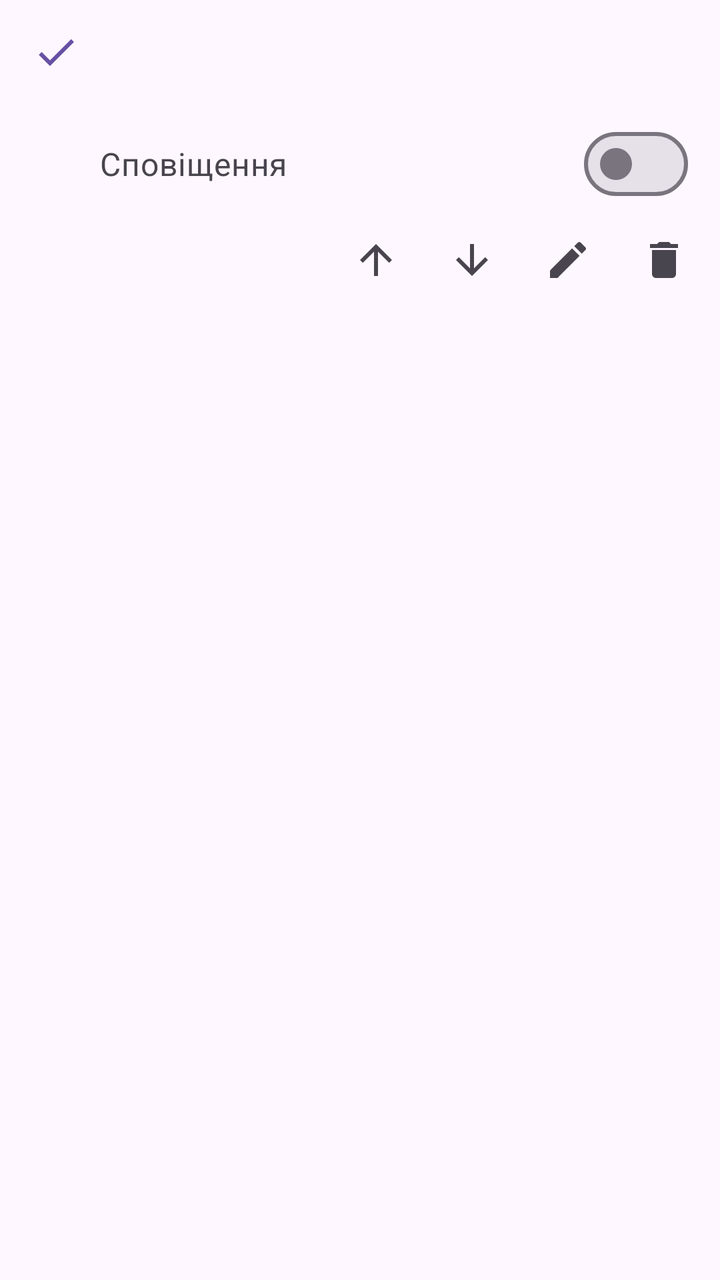
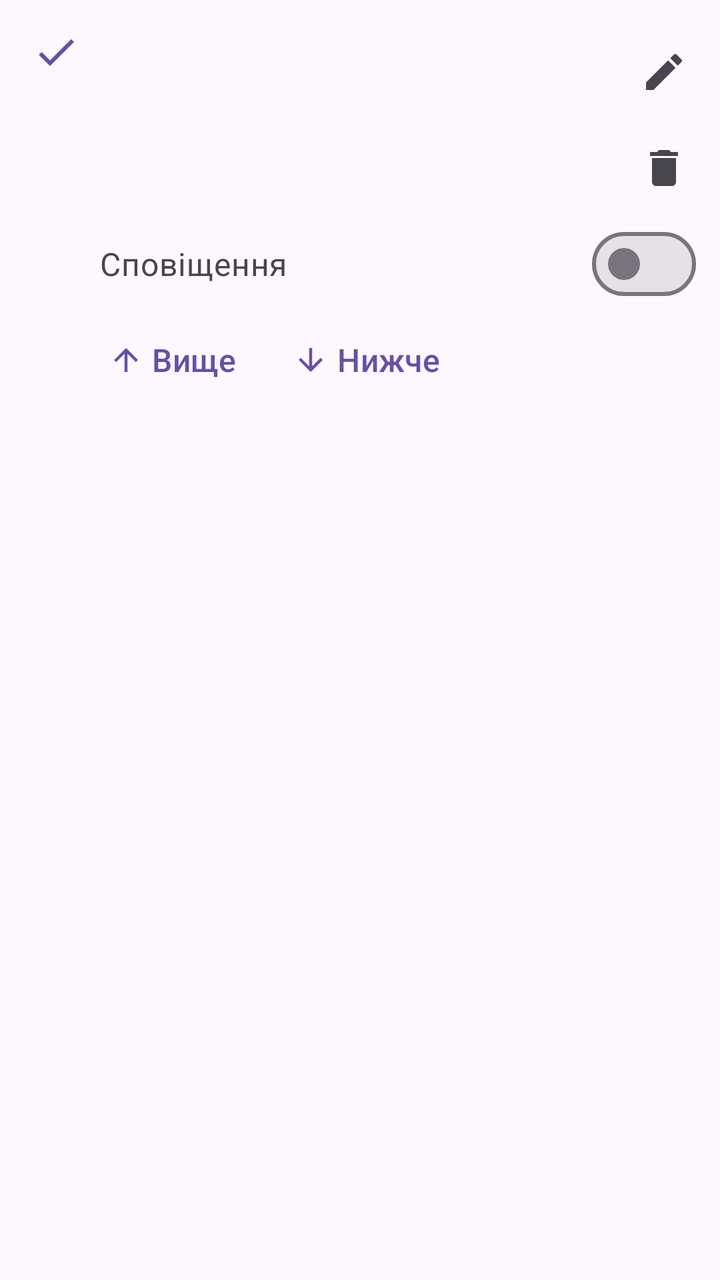

Before-and-after screenshots of an Android layout around one commit, followed by the original layout XML and the change that was made.
<!-- AndroidManifest.xml: application theme AppTheme -->
<!-- res/layout/item_address.xml -->
<?xml version="1.0" encoding="utf-8"?>

<LinearLayout xmlns:android="http://schemas.android.com/apk/res/android"
    android:layout_width="match_parent"
    android:layout_height="wrap_content"
    android:background="?attr/selectableItemBackground"
    android:orientation="vertical"
    android:paddingStart="16dp"
    android:paddingTop="12dp"
    android:paddingEnd="4dp"
    android:paddingBottom="2dp">

    
    <LinearLayout
        android:layout_width="match_parent"
        android:layout_height="wrap_content"
        android:orientation="horizontal">

        <ImageView
            android:id="@+id/a_check"
            android:layout_width="24dp"
            android:layout_height="24dp"
            android:layout_marginTop="2dp"
            android:layout_marginEnd="10dp"
            android:contentDescription="Показано на головному екрані"
            android:src="@drawable/ic_check"
            android:tint="?attr/colorPrimary" />

        <LinearLayout
            android:layout_width="0dp"
            android:layout_height="wrap_content"
            android:layout_marginEnd="12dp"
            android:layout_weight="1"
            android:orientation="vertical">

            <TextView
                android:id="@+id/a_title"
                android:layout_width="match_parent"
                android:layout_height="wrap_content"
                android:fontFamily="sans-serif-medium"
                android:textColor="?attr/colorOnSurface"
                android:textSize="19sp" />

            <TextView
                android:id="@+id/a_sub"
                android:layout_width="match_parent"
                android:layout_height="wrap_content"
                android:textColor="?attr/colorOnSurfaceVariant"
                android:textSize="15sp" />
        </LinearLayout>
    </LinearLayout>

    
    <com.google.android.material.materialswitch.MaterialSwitch
        android:id="@+id/a_notify"
        android:layout_width="match_parent"
        android:layout_height="wrap_content"
        android:layout_marginStart="34dp"
        android:layout_marginEnd="12dp"
        android:minHeight="48dp"
        android:text="Сповіщення"
        android:textColor="?attr/colorOnSurfaceVariant"
        android:textSize="16sp" />

    
    <LinearLayout
        android:layout_width="match_parent"
        android:layout_height="wrap_content"
        android:gravity="end|center_vertical"
        android:orientation="horizontal">

        <ImageButton
            android:id="@+id/a_up"
            android:layout_width="48dp"
            android:layout_height="48dp"
            android:background="?attr/selectableItemBackgroundBorderless"
            android:contentDescription="Перемістити вище"
            android:src="@drawable/ic_arrow_up"
            android:tint="?attr/colorOnSurfaceVariant" />

        <ImageButton
            android:id="@+id/a_down"
            android:layout_width="48dp"
            android:layout_height="48dp"
            android:background="?attr/selectableItemBackgroundBorderless"
            android:contentDescription="Перемістити нижче"
            android:src="@drawable/ic_arrow_down"
            android:tint="?attr/colorOnSurfaceVariant" />

        <ImageButton
            android:id="@+id/a_edit"
            android:layout_width="48dp"
            android:layout_height="48dp"
            android:background="?attr/selectableItemBackgroundBorderless"
            android:contentDescription="Редагувати назву й адресу"
            android:src="@drawable/ic_edit"
            android:tint="?attr/colorOnSurfaceVariant" />

        <ImageButton
            android:id="@+id/a_delete"
            android:layout_width="48dp"
            android:layout_height="48dp"
            android:background="?attr/selectableItemBackgroundBorderless"
            android:contentDescription="Видалити адресу"
            android:src="@drawable/ic_delete"
            android:tint="?attr/colorOnSurfaceVariant" />
    </LinearLayout>
</LinearLayout>
<!-- resources referenced by this layout -->
<resources>
  <!-- drawable ic_arrow_down (drawable) -->
  <?xml version="1.0" encoding="utf-8"?>
  <vector xmlns:android="http://schemas.android.com/apk/res/android"
      android:width="24dp"
      android:height="24dp"
      android:viewportWidth="24"
      android:viewportHeight="24">
      <path android:fillColor="#FF000000" android:pathData="M20,12l-1.41,-1.41L13,16.17V4h-2v12.17l-5.58,-5.59L4,12l8,8 8,-8z" />
  </vector>
  <!-- drawable ic_arrow_up (drawable) -->
  <?xml version="1.0" encoding="utf-8"?>
  <vector xmlns:android="http://schemas.android.com/apk/res/android"
      android:width="24dp"
      android:height="24dp"
      android:viewportWidth="24"
      android:viewportHeight="24">
      <path android:fillColor="#FF000000" android:pathData="M4,12l1.41,1.41L11,7.83V20h2V7.83l5.58,5.59L20,12l-8,-8 -8,8z" />
  </vector>
  <!-- drawable ic_check (drawable) -->
  <?xml version="1.0" encoding="utf-8"?>
  <vector xmlns:android="http://schemas.android.com/apk/res/android"
      android:width="24dp"
      android:height="24dp"
      android:viewportWidth="24"
      android:viewportHeight="24">
      <path android:fillColor="#FF000000" android:pathData="M9,16.17L4.83,12l-1.42,1.41L9,19 21,7l-1.41,-1.41z" />
  </vector>
  <!-- drawable ic_delete (drawable) -->
  <?xml version="1.0" encoding="utf-8"?>
  <vector xmlns:android="http://schemas.android.com/apk/res/android"
      android:width="24dp"
      android:height="24dp"
      android:viewportWidth="24"
      android:viewportHeight="24">
      <path android:fillColor="#FF000000" android:pathData="M6,19c0,1.1 0.9,2 2,2h8c1.1,0 2,-0.9 2,-2V7H6v12zM19,4h-3.5l-1,-1h-5l-1,1H5v2h14V4z" />
  </vector>
  <!-- drawable ic_edit (drawable) -->
  <?xml version="1.0" encoding="utf-8"?>
  <vector xmlns:android="http://schemas.android.com/apk/res/android"
      android:width="24dp"
      android:height="24dp"
      android:viewportWidth="24"
      android:viewportHeight="24">
      <path android:fillColor="#FF000000" android:pathData="M3,17.25V21h3.75L17.81,9.94l-3.75,-3.75L3,17.25zM20.71,7.04c0.39,-0.39 0.39,-1.02 0,-1.41l-2.34,-2.34c-0.39,-0.39 -1.02,-0.39 -1.41,0l-1.83,1.83 3.75,3.75 1.83,-1.83z" />
  </vector>
  <style name="AppTheme" parent="Theme.Material3.DayNight.NoActionBar">
          <item name="android:statusBarColor">?attr/colorSurface</item>
          <item name="android:windowLightStatusBar">@bool/light_bars</item>
      </style>
</resources>

<!-- the commit's change to res/layout/item_address.xml (unified diff, before → after) -->
@@ -1,6 +1,7 @@
 <?xml version="1.0" encoding="utf-8"?>
 
 <LinearLayout xmlns:android="http://schemas.android.com/apk/res/android"
+    xmlns:app="http://schemas.android.com/apk/res-auto"
     android:layout_width="match_parent"
     android:layout_height="wrap_content"
     android:background="?attr/selectableItemBackground"
@@ -8,7 +9,7 @@
     android:paddingStart="16dp"
     android:paddingTop="12dp"
     android:paddingEnd="4dp"
-    android:paddingBottom="2dp">
+    android:paddingBottom="8dp">
 
     
     <LinearLayout
@@ -29,7 +30,7 @@
         <LinearLayout
             android:layout_width="0dp"
             android:layout_height="wrap_content"
-            android:layout_marginEnd="12dp"
+            android:layout_marginEnd="4dp"
             android:layout_weight="1"
             android:orientation="vertical">
 
@@ -48,6 +49,30 @@
                 android:textColor="?attr/colorOnSurfaceVariant"
                 android:textSize="15sp" />
         </LinearLayout>
+
+        <LinearLayout
+            android:layout_width="48dp"
+            android:layout_height="wrap_content"
+            android:orientation="vertical">
+
+            <ImageButton
+                android:id="@+id/a_edit"
+                android:layout_width="48dp"
+                android:layout_height="48dp"
+                android:background="?attr/selectableItemBackgroundBorderless"
+                android:contentDescription="Редагувати назву й адресу"
+                android:src="@drawable/ic_edit"
+                android:tint="?attr/colorOnSurfaceVariant" />
+
+            <ImageButton
+                android:id="@+id/a_delete"
+                android:layout_width="48dp"
+                android:layout_height="48dp"
+                android:background="?attr/selectableItemBackgroundBorderless"
+                android:contentDescription="Видалити адресу"
+                android:src="@drawable/ic_delete"
+                android:tint="?attr/colorOnSurfaceVariant" />
+        </LinearLayout>
     </LinearLayout>
 
     
@@ -56,7 +81,7 @@
         android:layout_width="match_parent"
         android:layout_height="wrap_content"
         android:layout_marginStart="34dp"
-        android:layout_marginEnd="12dp"
+        android:layout_marginEnd="8dp"
         android:minHeight="48dp"
         android:text="Сповіщення"
         android:textColor="?attr/colorOnSurfaceVariant"
@@ -64,45 +89,28 @@
 
     
     <LinearLayout
+        android:id="@+id/a_order"
         android:layout_width="match_parent"
         android:layout_height="wrap_content"
-        android:gravity="end|center_vertical"
+        android:layout_marginStart="26dp"
         android:orientation="horizontal">
 
-        <ImageButton
+        <com.google.android.material.button.MaterialButton
             android:id="@+id/a_up"
-            android:layout_width="48dp"
-            android:layout_height="48dp"
-            android:background="?attr/selectableItemBackgroundBorderless"
-            android:contentDescription="Перемістити вище"
-            android:src="@drawable/ic_arrow_up"
-            android:tint="?attr/colorOnSurfaceVariant" />
+            style="@style/Widget.Material3.Button.TextButton.Icon"
+            android:layout_width="wrap_content"
+            android:layout_height="wrap_content"
+            android:text="Вище"
+            android:textSize="16sp"
+            app:icon="@drawable/ic_arrow_up" />
 
-        <ImageButton
+        <com.google.android.material.button.MaterialButton
             android:id="@+id/a_down"
-            android:layout_width="48dp"
-            android:layout_height="48dp"
-            android:background="?attr/selectableItemBackgroundBorderless"
-            android:contentDescription="Перемістити нижче"
-            android:src="@drawable/ic_arrow_down"
-            android:tint="?attr/colorOnSurfaceVariant" />
-
-        <ImageButton
-            android:id="@+id/a_edit"
-            android:layout_width="48dp"
-            android:layout_height="48dp"
-            android:background="?attr/selectableItemBackgroundBorderless"
-            android:contentDescription="Редагувати назву й адресу"
-            android:src="@drawable/ic_edit"
-            android:tint="?attr/colorOnSurfaceVariant" />
-
-        <ImageButton
-            android:id="@+id/a_delete"
-            android:layout_width="48dp"
-            android:layout_height="48dp"
-            android:background="?attr/selectableItemBackgroundBorderless"
-            android:contentDescription="Видалити адресу"
-            android:src="@drawable/ic_delete"
-            android:tint="?attr/colorOnSurfaceVariant" />
+            style="@style/Widget.Material3.Button.TextButton.Icon"
+            android:layout_width="wrap_content"
+            android:layout_height="wrap_content"
+            android:text="Нижче"
+            android:textSize="16sp"
+            app:icon="@drawable/ic_arrow_down" />
     </LinearLayout>
 </LinearLayout>
